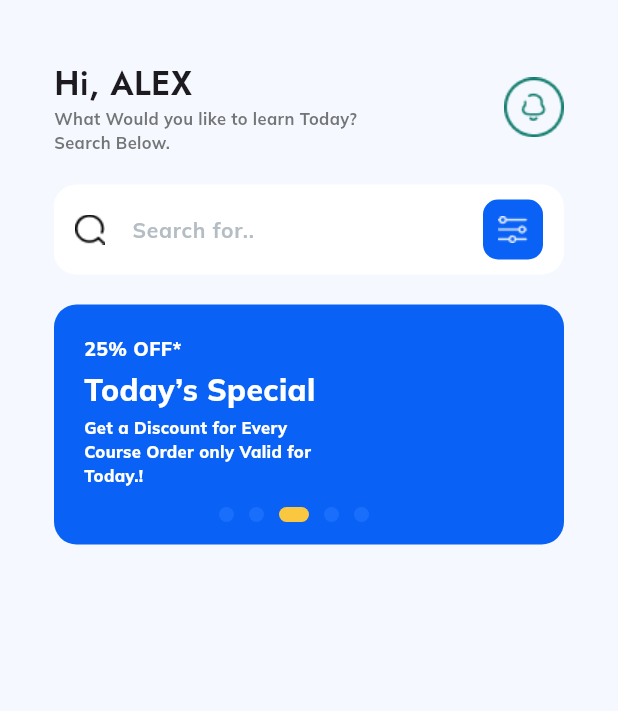
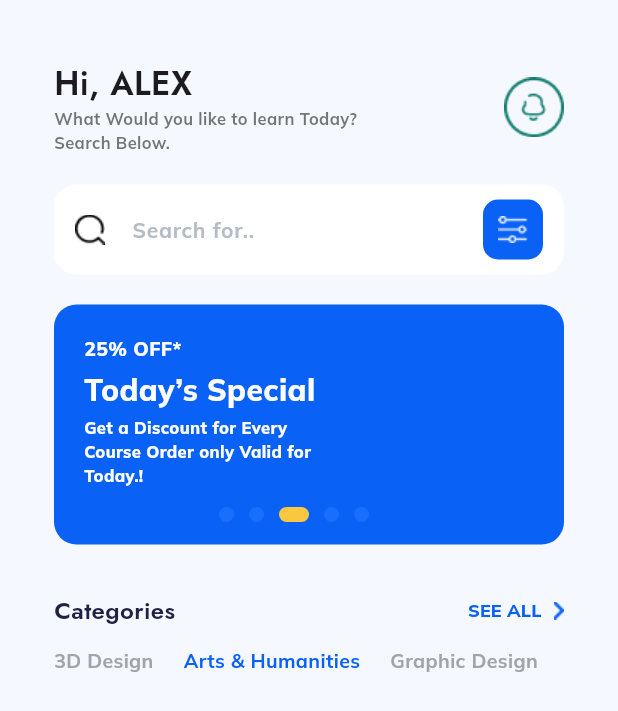
Before and after one commit to ggautterr/edupro, a Flutter app: the screen it shows after launch, on a phone screen of 412 x 824 dp. Shown: the top 711 px of the screen. Run offline on Flutter 3.47's test engine with Material 3 defaults, Android fonts, the phone set to English and light mode, and no system bars.

Commit message:
update Category v2.4.25

```diff
--- a/lib/home_page.dart
+++ b/lib/home_page.dart
@@ -10,6 +10,20 @@ class HomePage extends StatefulWidget {
 class _HomePageState extends State<HomePage> {
   final PageController pageController = PageController(initialPage: 2);
   int page = 2;
+
+  List<String> categories = [
+    "3D Design",
+    "Arts & Humanities",
+    "Graphic Design",
+    "Web Development",
+    "SEO & Marketing",
+    "Finance & Accounting",
+    "Personal Development",
+    "Office Productivity",
+    "HR Management",
+  ];
+
+  int isCategory = 1;
 
   @override
   Widget build(BuildContext context) {
@@ -200,6 +214,75 @@ class _HomePageState extends State<HomePage> {
                 ],
               ),
             ),
+            SizedBox(
+              width: 340,
+              child: Column(
+                children: [
+                  Row(
+                    mainAxisAlignment: MainAxisAlignment.spaceBetween,
+                    children: [
+                      Text(
+                        "Categories",
+                        style: TextStyle(
+                          fontFamily: 'Jost',
+                          fontSize: 16,
+                          fontWeight: FontWeight.w600,
+                          color: Color(0xff202244),
+                        ),
+                      ),
+                      TextButton.icon(
+                        style: TextButton.styleFrom(
+                          padding: EdgeInsets.all(0),
+                        ).copyWith(
+                          overlayColor: WidgetStateProperty.all(
+                            Colors.transparent,
+                          ),
+                        ),
+                        onPressed: () {},
+                        label: Text(
+                          "SEE ALL",
+                          style: TextStyle(
+                            fontFamily: 'Mulish',
+                            fontSize: 12,
+                            fontWeight: FontWeight.w800,
+                            color: Color(0xff0961F5),
+                          ),
+                        ),
+                        icon: Image.asset(
+                          'assets/images/arrow_right.png',
+                          width: 7,
+                        ),
+                        iconAlignment: IconAlignment.end,
+                      ),
+                    ],
+                  ),
+                  SingleChildScrollView(
+                    scrollDirection: Axis.horizontal,
+                    child: Row(
+                      spacing: 20,
+                      children: List.generate(categories.length, (index) {
+                        return InkWell(
+                          onTap: () {
+                            setState(() {
+                              isCategory = index;
+                            });
+                          },
+                          child: Text(
+                            categories[index],
+                            style: TextStyle(
+                              color: isCategory == index ? Color(0xff0961F5) : Color(0xffA0A4AB),
+                              fontFamily: 'Mulish',
+                              fontSize: 13,
+                              fontWeight: FontWeight.w700,
+                            ),
+                          ),
+                        );
+                      }),
+                    ),
+                  ),
+                ],
+              ),
+            ),
           ],
         ),
       ),
```
Also changed, not shown: assets/images/arrow_right.png (added).
